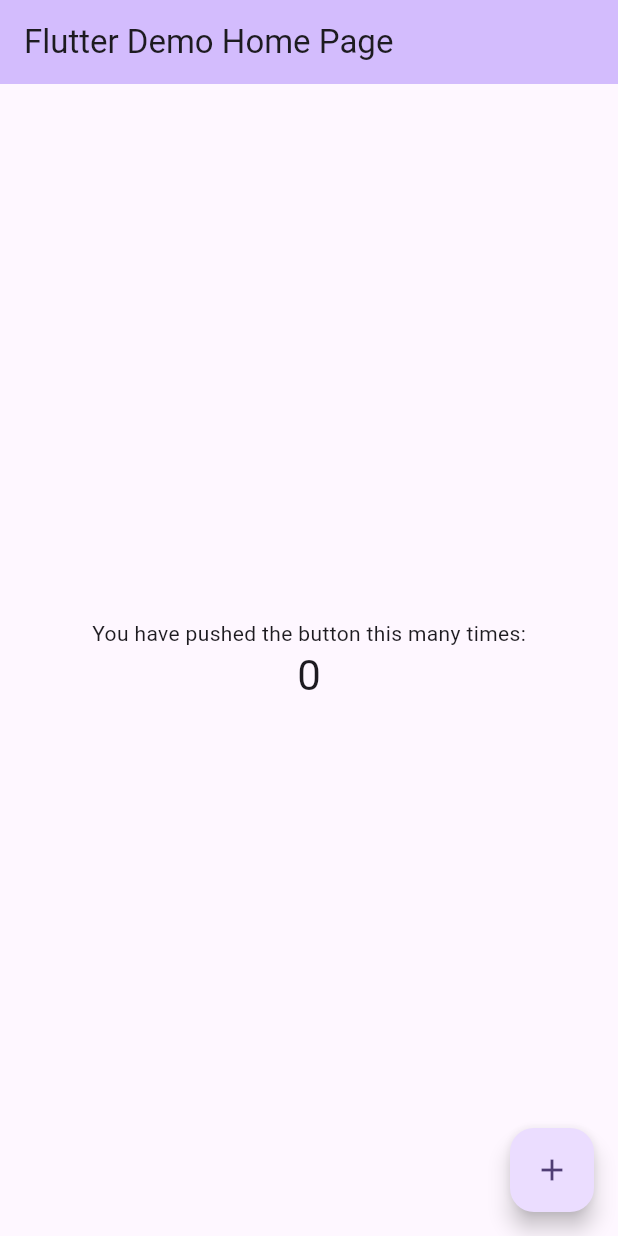
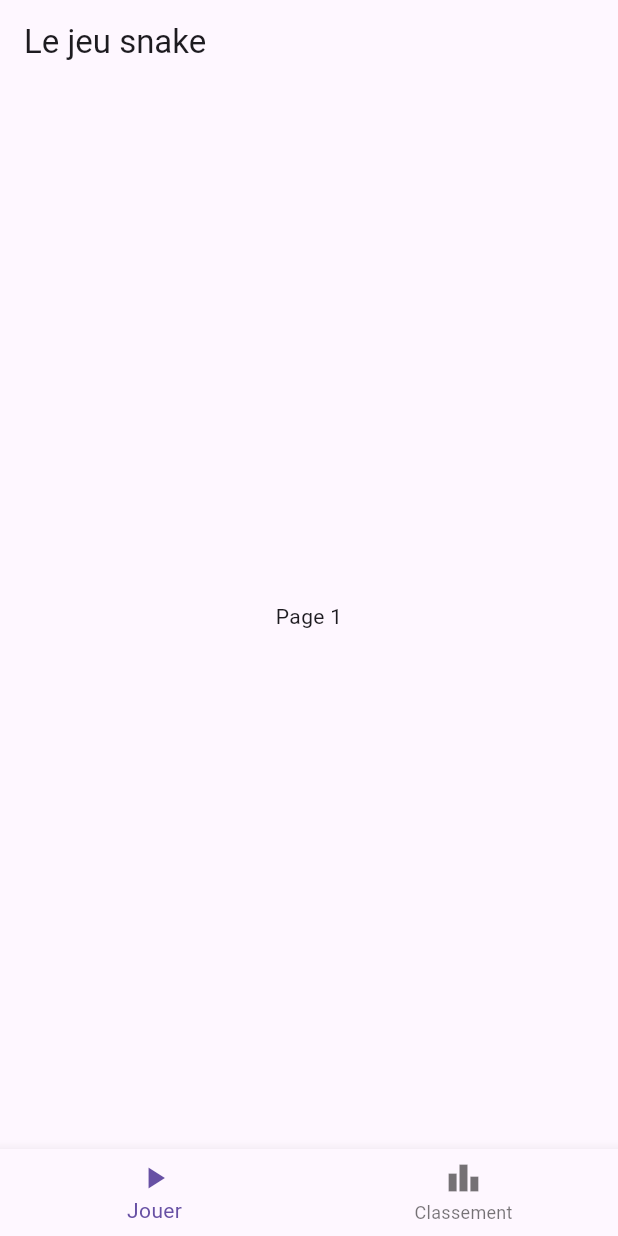
Before and after one commit to araviart/SNAKE_FLUTTER, a Flutter app: the screen it shows after launch, on a phone screen of 412 x 824 dp. Run offline on Flutter 3.47's test engine with Material 3 defaults, Android fonts, the phone set to English and light mode, and no system bars.

Commit message:
init squelette

```diff
--- /dev/null
+++ b/lib/UI/ClassementPage.dart
@@ -0,0 +1,10 @@
+import 'package:flutter/material.dart';
+
+class ClassementPage extends StatelessWidget {
+  const ClassementPage({Key? key}) : super(key: key);
+
+  @override
+  Widget build(BuildContext context) {
+    return const Center(child: Text('Page 1'));
+  }
+}
--- /dev/null
+++ b/lib/UI/SnakePage.dart
@@ -0,0 +1,10 @@
+import 'package:flutter/material.dart';
+
+class SnakePage extends StatelessWidget {
+  const SnakePage({Key? key}) : super(key: key);
+
+  @override
+  Widget build(BuildContext context) {
+    return const Center(child: Text('Page 1'));
+  }
+}
--- /dev/null
+++ b/lib/UI/home.dart
@@ -0,0 +1,49 @@
+import 'package:flutter/material.dart';
+import 'package:flutter_snake/ui/SnakePage.dart';
+import 'package:flutter_snake/ui/ClassementPage.dart';
+
+class MyHomePage extends StatefulWidget {
+  const MyHomePage({Key? key}) : super(key: key);
+
+  @override
+  _MyHomePageState createState() => _MyHomePageState();
+}
+
+class _MyHomePageState extends State<MyHomePage> {
+  int _currentIndex = 0;
+  final List<Widget> _children = [
+    SnakePage(),
+    ClassementPage(),
+  ];
+  //  on met les pages ici après
+
+  void onTabTapped(int index) {
+    setState(() {
+      _currentIndex = index;
+    });
+  }
+
+  @override
+  Widget build(BuildContext context) {
+    return Scaffold(
+      appBar: AppBar(
+        title: const Text('Le jeu snake'),
+      ),
+      body: _children[_currentIndex],
+      bottomNavigationBar: BottomNavigationBar(
+        onTap: onTabTapped,
+        currentIndex: _currentIndex,
+        items: const [
+          BottomNavigationBarItem(
+            icon: Icon(Icons.play_arrow),
+            label: 'Jouer',
+          ),
+          BottomNavigationBarItem(
+            icon: Icon(Icons.leaderboard),
+            label: 'Classement',
+          ),
+        ],
+      ),
+    );
+  }
+}
--- a/lib/main.dart
+++ b/lib/main.dart
@@ -1,4 +1,5 @@
 import 'package:flutter/material.dart';
+import 'package:flutter_snake/UI/home.dart';
 
 void main() {
   runApp(const MyApp());
@@ -11,100 +12,8 @@ class MyApp extends StatelessWidget {
   @override
   Widget build(BuildContext context) {
     return MaterialApp(
-      title: 'Flutter Demo',
-      theme: ThemeData(
-        colorScheme: ColorScheme.fromSeed(seedColor: Colors.deepPurple),
-        useMaterial3: true,
-      ),
-      home: const MyHomePage(title: 'Flutter Demo Home Page'),
+      debugShowCheckedModeBanner: false,
+      home: MyHomePage(),
     );
   }
 }
-
-class MyHomePage extends StatefulWidget {
-  const MyHomePage({super.key, required this.title});
-
-  // This widget is the home page of your application. It is stateful, meaning
-  // that it has a State object (defined below) that contains fields that affect
-  // how it looks.
-
-  // This class is the configuration for the state. It holds the values (in this
-  // case the title) provided by the parent (in this case the App widget) and
-  // used by the build method of the State. Fields in a Widget subclass are
-  // always marked "final".
-
-  final String title;
-
-  @override
-  State<MyHomePage> createState() => _MyHomePageState();
-}
-
-class _MyHomePageState extends State<MyHomePage> {
-  int _counter = 0;
-
-  void _incrementCounter() {
-    setState(() {
-      // This call to setState tells the Flutter framework that something has
-      // changed in this State, which causes it to rerun the build method below
-      // so that the display can reflect the updated values. If we changed
-      // _counter without calling setState(), then the build method would not be
-      // called again, and so nothing would appear to happen.
-      _counter++;
-    });
-  }
-
-  @override
-  Widget build(BuildContext context) {
-    // This method is rerun every time setState is called, for instance as done
-    // by the _incrementCounter method above.
-    //
-    // The Flutter framework has been optimized to make rerunning build methods
-    // fast, so that you can just rebuild anything that needs updating rather
-    // than having to individually change instances of widgets.
-    return Scaffold(
-      appBar: AppBar(
-        // TRY THIS: Try changing the color here to a specific color (to
-        // Colors.amber, perhaps?) and trigger a hot reload to see the AppBar
-        // change color while the other colors stay the same.
-        backgroundColor: Theme.of(context).colorScheme.inversePrimary,
-        // Here we take the value from the MyHomePage object that was created by
-        // the App.build method, and use it to set our appbar title.
-        title: Text(widget.title),
-      ),
-      body: Center(
-        // Center is a layout widget. It takes a single child and positions it
-        // in the middle of the parent.
-        child: Column(
-          // Column is also a layout widget. It takes a list of children and
-          // arranges them vertically. By default, it sizes itself to fit its
-          // children horizontally, and tries to be as tall as its parent.
-          //
-          // Column has various properties to control how it sizes itself and
-          // how it positions its children. Here we use mainAxisAlignment to
-          // center the children vertically; the main axis here is the vertical
-          // axis because Columns are vertical (the cross axis would be
-          // horizontal).
-          //
-          // TRY THIS: Invoke "debug painting" (choose the "Toggle Debug Paint"
-          // action in the IDE, or press "p" in the console), to see the
-          // wireframe for each widget.
-          mainAxisAlignment: MainAxisAlignment.center,
-          children: <Widget>[
-            const Text(
-              'You have pushed the button this many times:',
-            ),
-            Text(
-              '$_counter',
-              style: Theme.of(context).textTheme.headlineMedium,
-            ),
-          ],
-        ),
-      ),
-      floatingActionButton: FloatingActionButton(
-        onPressed: _incrementCounter,
-        tooltip: 'Increment',
-        child: const Icon(Icons.add),
-      ), // This trailing comma makes auto-formatting nicer for build methods.
-    );
-  }
-}
```
